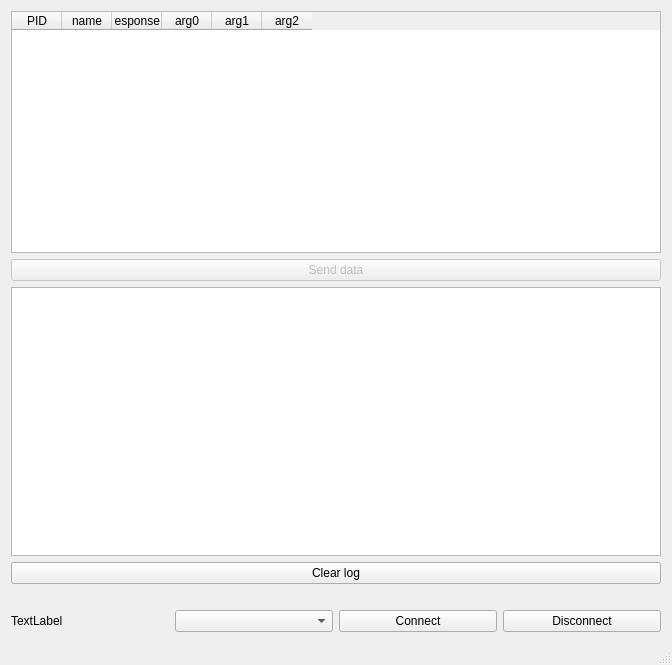
First picture: the form in mainwindow.ui, repository rezy91/TestBoard785, before the edit.
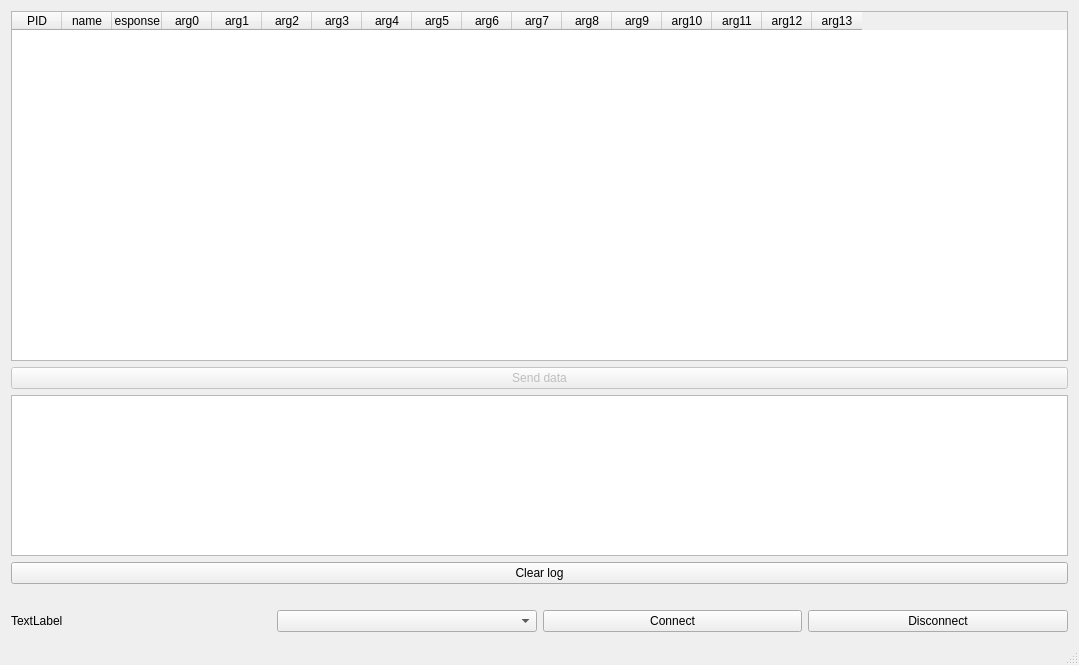
Second picture: the form after the edit.

Commit message: Added writing coefficients for ADCs

Diff of the .ui file:
```diff
--- a/mainwindow.ui
+++ b/mainwindow.ui
@@ -6,7 +6,7 @@
    <rect>
     <x>0</x>
     <y>0</y>
-    <width>672</width>
+    <width>1079</width>
     <height>665</height>
    </rect>
   </property>
@@ -19,6 +19,12 @@
      <layout class="QVBoxLayout" name="verticalLayout">
       <item>
        <widget class="QTableWidget" name="tableWidget">
+        <property name="minimumSize">
+         <size>
+          <width>0</width>
+          <height>350</height>
+         </size>
+        </property>
         <property name="selectionMode">
          <enum>QAbstractItemView::SingleSelection</enum>
         </property>
@@ -29,7 +35,7 @@
          <number>0</number>
         </property>
         <property name="columnCount">
-         <number>6</number>
+         <number>17</number>
         </property>
         <attribute name="horizontalHeaderDefaultSectionSize">
          <number>50</number>
@@ -70,6 +76,61 @@
           <string>arg2</string>
          </property>
         </column>
+        <column>
+         <property name="text">
+          <string>arg3</string>
+         </property>
+        </column>
+        <column>
+         <property name="text">
+          <string>arg4</string>
+         </property>
+        </column>
+        <column>
+         <property name="text">
+          <string>arg5</string>
+         </property>
+        </column>
+        <column>
+         <property name="text">
+          <string>arg6</string>
+         </property>
+        </column>
+        <column>
+         <property name="text">
+          <string>arg7</string>
+         </property>
+        </column>
+        <column>
+         <property name="text">
+          <string>arg8</string>
+         </property>
+        </column>
+        <column>
+         <property name="text">
+          <string>arg9</string>
+         </property>
+        </column>
+        <column>
+         <property name="text">
+          <string>arg10</string>
+         </property>
+        </column>
+        <column>
+         <property name="text">
+          <string>arg11</string>
+         </property>
+        </column>
+        <column>
+         <property name="text">
+          <string>arg12</string>
+         </property>
+        </column>
+        <column>
+         <property name="text">
+          <string>arg13</string>
+         </property>
+        </column>
        </widget>
       </item>
       <item>
```
The commit also changes 1 other file.
